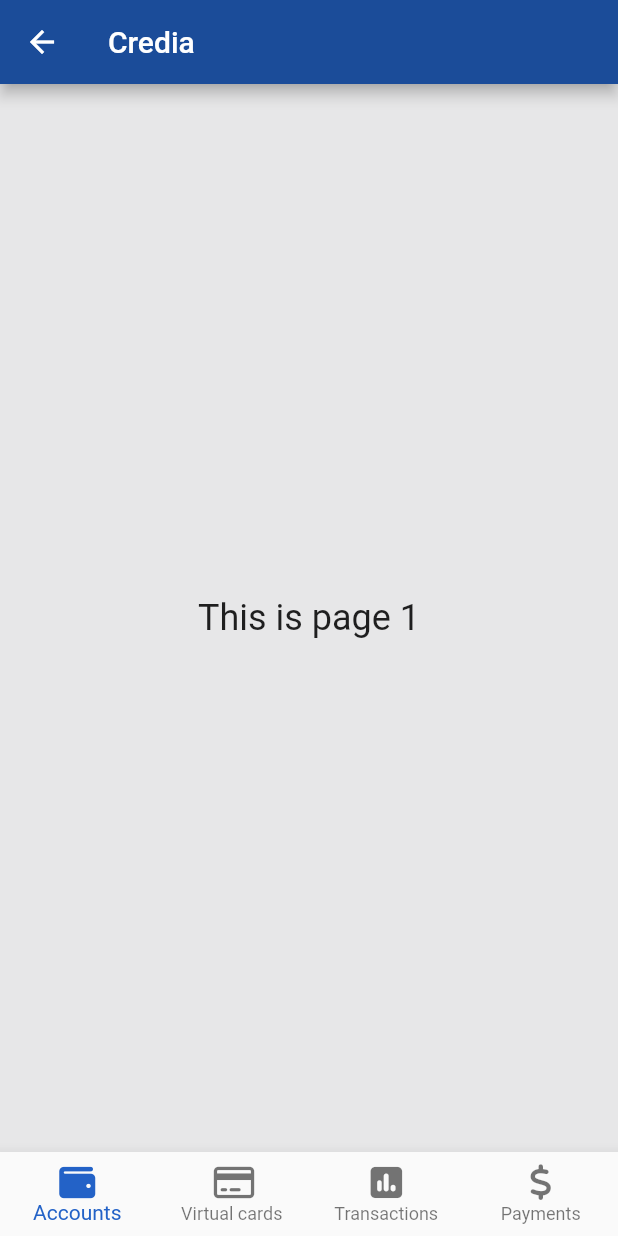
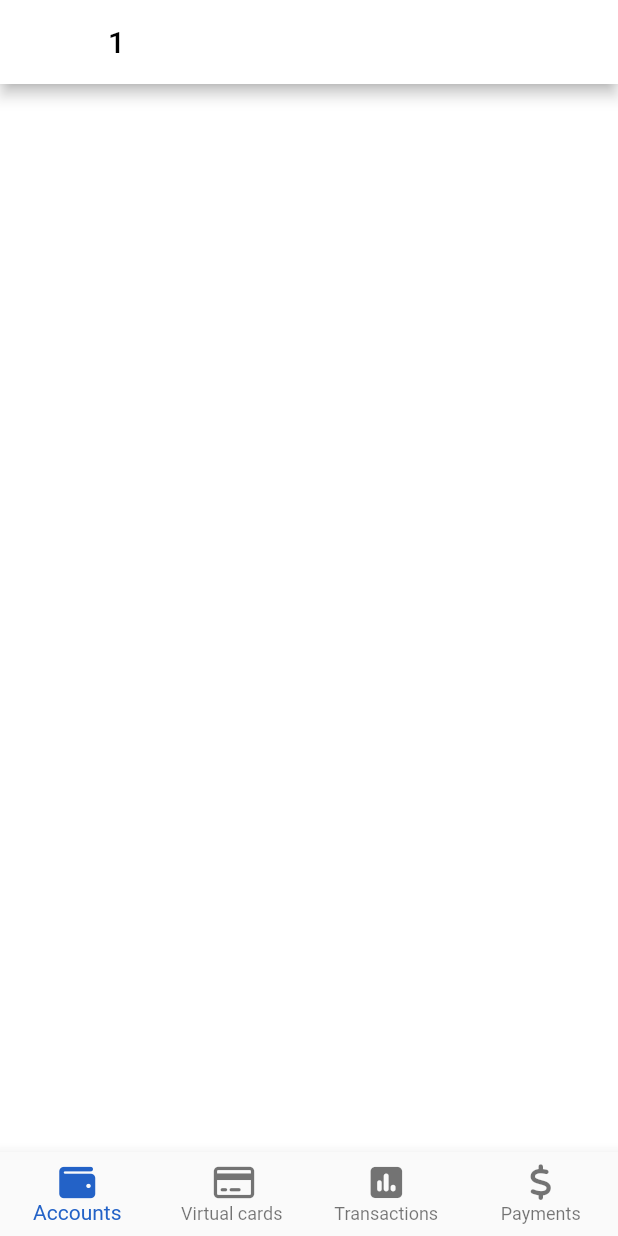
Before and after one commit to dfodeker/Credia, a Flutter app: the MainPage screen opened directly, on a phone screen of 412 x 824 dp. Run offline on Flutter 3.47's test engine with Material 2 defaults, Android fonts, the phone set to English and light mode, and no system bars; our stand-ins replace font_awesome_flutter.

Commit message:
implemented place holders in place of the different pages

```diff
--- a/credia_app/lib/main.dart
+++ b/credia_app/lib/main.dart
@@ -1,5 +1,5 @@
 import 'dart:ui' as dartUI;
-
+import 'placeholder_widget.dart';
 import 'package:flutter/cupertino.dart';
 import 'package:font_awesome_flutter/font_awesome_flutter.dart';
 import 'package:flutter/material.dart';
@@ -189,30 +189,34 @@ class MainPage extends StatefulWidget {
 
 class _MainPageState extends State<MainPage> {
   int _currentIndex = 0;
-  List<Widget> _widgetOptions = <Widget>[
-    AccountsPage(),
-    VirtualCardsPage(),
-    TransactionsPage(),
-    PaymentsPage(),
+  final List _children = [
+    PlaceholderWidget(Colors.white),
+    PlaceholderWidget(Colors.deepOrange),
+    PlaceholderWidget(Colors.green),
+    PlaceholderWidget(Colors.blue)
   ];
+
   @override
   Widget build(BuildContext context) {
     return Scaffold(
       appBar: AppBar(
-        title: _currentIndex == 0 ? Text('Credia') : Text('Not Credia'),
-        backgroundColor: const dartUI.Color.fromARGB(255, 27, 76, 153),
+        title: Text(
+          '${_currentIndex + 1}',
+          style: TextStyle(color: Colors.black),
+        ),
+        backgroundColor: Colors.white,
       ),
-      body: Center(
-        child: Column(
-          mainAxisAlignment: MainAxisAlignment.center,
-          children: [
-            Text(
-              'This is page ${_currentIndex + 1}',
-              style: TextStyle(fontSize: 24.0),
-            ),
-          ],
-        ),
-      ),
+      body: _children[_currentIndex],
+      //   child: Column(
+      //     mainAxisAlignment: MainAxisAlignment.center,
+      //     children: [
+      //       Text(
+      //         'This is page ${_currentIndex + 1}',
+      //         style: TextStyle(fontSize: 24.0),
+      //       ),
+      //     ],
+      //   ),
+      // ),
       bottomNavigationBar: BottomNavigationBar(
           currentIndex: _currentIndex,
           type: BottomNavigationBarType.fixed,
--- /dev/null
+++ b/credia_app/lib/placeholder_widget.dart
@@ -0,0 +1,14 @@
+import 'package:flutter/material.dart';
+
+class PlaceholderWidget extends StatelessWidget {
+  final Color color;
+
+  PlaceholderWidget(this.color);
+
+  @override
+  Widget build(BuildContext context) {
+    return Container(
+      color: color,
+    );
+  }
+}
```
Also changed, not shown: credia_app/lib/page/home_page.dart (deleted, +0 -66 lines), credia_app/lib/page/onboarding_page.dart (deleted, +0 -40 lines).
